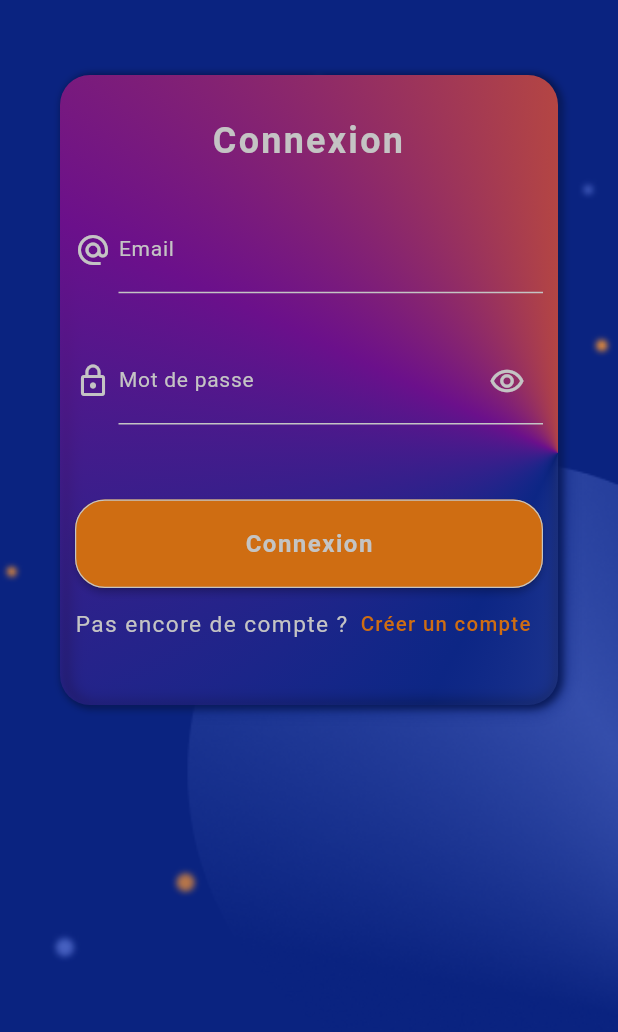
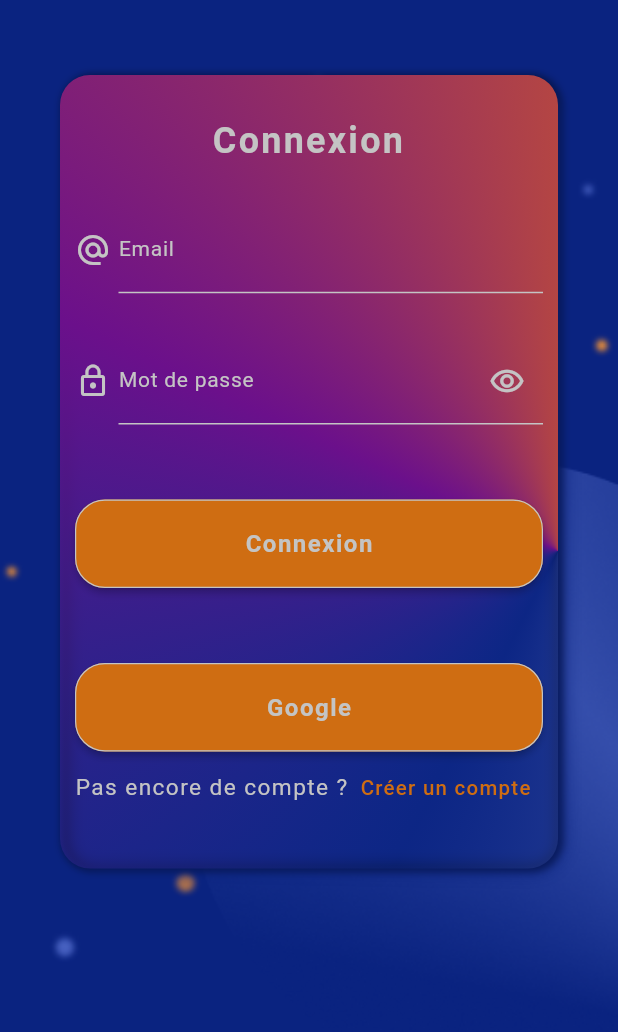
Before and after one commit to menel972/gypse-app, a Flutter app: the screen it shows after launch, on a phone screen of 412 x 824 dp, the part 204-1236 px from its top. Run offline on Flutter 3.47's test engine with Material 2 defaults, Android fonts, the phone set to English and light mode, and no system bars; our stand-ins replace auto_size_text, blur, circular_countdown_timer, cloud_firestore, firebase_auth, firebase_core and 3 more; accounts and stored records are empty; Roboto replaces fonts that are missing (NotoSansDisplay).

```diff
--- a/lib/main.dart
+++ b/lib/main.dart
@@ -19,7 +19,6 @@ Future<void> main() async {
   await Firebase.initializeApp(
     options: DefaultFirebaseOptions.currentPlatform,
   );
-  // await FirebaseAuth.instance.useAuthEmulator('localhost', 9099);
   runApp(const Gypse());
 }
 
@@ -44,6 +43,7 @@ class Gypse extends StatelessWidget {
           inputDecorationTheme: MyInputStyle.inputStyle,
         ),
 
+        // home: const GoogleTest(),
         home: const Splashscreen(),
         // home: const Envoi(),
 
--- a/lib/services/crud/auth_crud.dart
+++ b/lib/services/crud/auth_crud.dart
@@ -6,6 +6,7 @@ import 'package:bible_quiz/services/crud/user_crud.dart';
 import 'package:bible_quiz/services/models/settings_model.dart';
 import 'package:bible_quiz/services/models/user_model.dart';
 import 'package:firebase_auth/firebase_auth.dart';
+import 'package:google_sign_in/google_sign_in.dart';
 
 class AuthCrud {
   static final auth = FirebaseAuth.instance;
@@ -41,4 +42,8 @@ class AuthCrud {
   static Future<UserCredential> loginMailMdp(String mail, String mdp) async {
     return await auth.signInWithEmailAndPassword(email: mail, password: mdp);
   }
+
+  // {} Google
+  static final GoogleSignIn googleSignIn = GoogleSignIn(scopes: ['email']);
+  static GoogleSignInAccount? googleUser = googleSignIn.currentUser;
 }
--- a/lib/services/providers/user_provider.dart
+++ b/lib/services/providers/user_provider.dart
@@ -2,6 +2,13 @@ import 'package:bible_quiz/services/models/user_model.dart';
 import 'package:flutter/material.dart';
 
 import '../models/settings_model.dart';
+
+class Method {
+  static const String mdp = 'Email';
+  static const String g = 'Google';
+  static const String fb = 'Facebook';
+  static const String apl = 'Apple';
+}
 
 class UserProvider with ChangeNotifier {
   // NOTE : User mock
@@ -16,6 +23,13 @@ class UserProvider with ChangeNotifier {
 
   List<dynamic> get userQuestions => user.questions;
   Setting get userSettings => user.settings;
+
+  String userIdMethod = Method.mdp;
+
+  void setMethod(String method) {
+    userIdMethod = method;
+    notifyListeners();
+  }
 
   void setUser(MyUser dbUser) {
     user = dbUser;
--- a/lib/views/auth/widgets/sign_in.dart
+++ b/lib/views/auth/widgets/sign_in.dart
@@ -2,10 +2,15 @@ import 'dart:async';
 
 import 'package:bible_quiz/composants/bouttons/secondary_button.dart';
 import 'package:bible_quiz/services/crud/auth_crud.dart';
+import 'package:bible_quiz/services/providers/user_provider.dart';
 import 'package:bible_quiz/styles/my_text_style.dart';
 import 'package:flutter/material.dart';
+import 'package:provider/provider.dart';
 
+import '../../../services/crud/user_crud.dart';
 import '../../../services/enums/couleur.dart';
+import '../../../services/models/settings_model.dart';
+import '../../../services/models/user_model.dart';
 import '../../home/home_vue.dart';
 
 class SignIn extends StatefulWidget {
@@ -19,14 +24,18 @@ class SignIn extends StatefulWidget {
   @override
   State<SignIn> createState() => _SignInState();
 }
-
+// <> _SignInState()
 class _SignInState extends State<SignIn> {
   final _mailController = TextEditingController();
   final _mdpController = TextEditingController();
 
   bool hide = true;
+  // <> Build
   @override
   Widget build(BuildContext context) {
+    void setMethod(String method) =>
+        Provider.of<UserProvider>(context, listen: false).setMethod(method);
+
     return Container(
       alignment: Alignment.center,
       decoration: BoxDecoration(
@@ -130,6 +139,21 @@ class _SignInState extends State<SignIn> {
                   () => Navigator.pushNamed(context, HomeVue.route)),
             },
           ),
+          const SizedBox(height: 50),
+          SecondaryButton(
+            texte: 'Google',
+            fonction: () => {
+              setMethod(Method.g),
+              AuthCrud.googleSignIn.signIn().then(
+                    (newUser) => UserCrud.addGoogleUser(MyUser(
+                        id: newUser!.id,
+                        questions: [],
+                        settings: Setting(niveau: 3, chrono: 30))),
+                  ),
+              Timer(const Duration(seconds: 1),
+                  () => Navigator.pushNamed(context, HomeVue.route)),
+            },
+          ),
           Row(
             children: [
               Flexible(
--- a/lib/views/jeu/jeu_vue.dart
+++ b/lib/views/jeu/jeu_vue.dart
@@ -40,7 +40,9 @@ class _JeuVueState extends State<JeuVue> {
   // <> Build
   @override
   Widget build(BuildContext context) {
+    // = Provider
     final MyUser user = Provider.of<UserProvider>(context).user;
+
     return StreamBuilder<Question>(
         stream:
             QuestionCrud.fetchFirstQuestionByUser(user.questions, widget.livre),
--- a/lib/views/jeu/widgets/reponse_vue.dart
+++ b/lib/views/jeu/widgets/reponse_vue.dart
@@ -51,7 +51,7 @@ class _ReponseVueState extends State<ReponseVue> {
             int trueIndex = reponses.indexOf(trueReponse);
 
             return Container(
-              height: MediaQuery.of(context).size.height * 0.5,
+              height: MediaQuery.of(context).size.height * 0.54,
               decoration: BoxDecoration(
                 color: Couleur.bleuClair.withOpacity(0),
                 border: Border.all(color: Couleur.blanc2.withOpacity(0.7)),
--- a/pubspec.yaml
+++ b/pubspec.yaml
@@ -39,6 +39,7 @@ dependencies:
   flutter_carousel_widget: ^1.0.5
   flutter_multi_select_items: ^0.4.0
   flutter_svg: ^1.0.3
+  google_sign_in: ^5.3.1
   provider: ^6.0.2
 
 dev_dependencies:
```
Also changed, not shown: lib/services/crud/user_crud.dart (+19 -8 lines), lib/services/envoi.dart (+1 -48 lines), lib/services/providers/google_auth_provider.dart (added, +27 -0 lines), lib/views/goolge_test.dart (added, +52 -0 lines), lib/views/home/home_vue.dart (+21 -1 lines), pubspec.lock.
